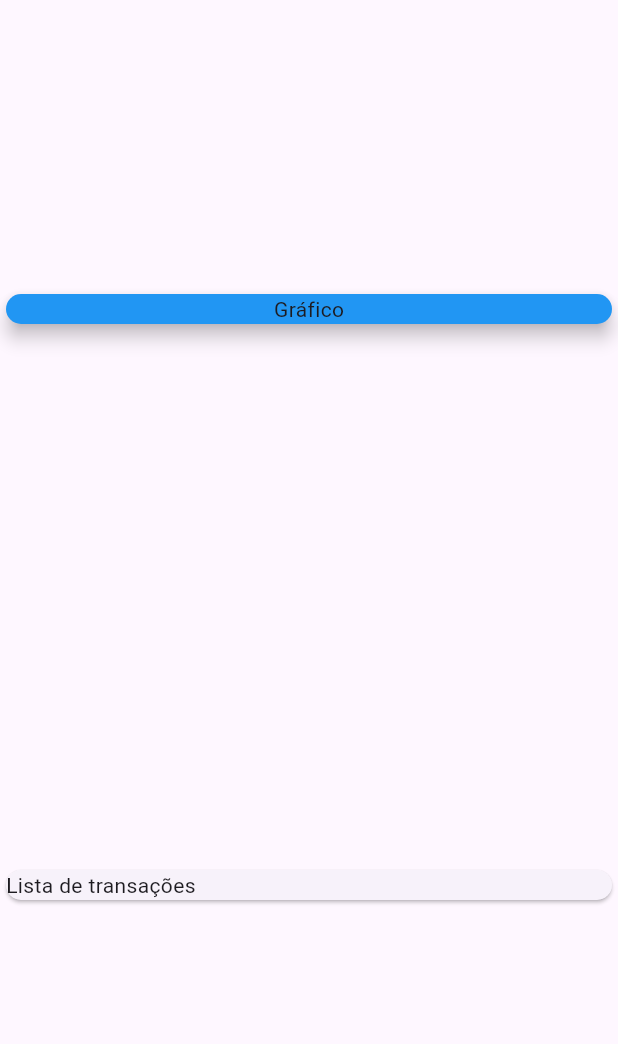
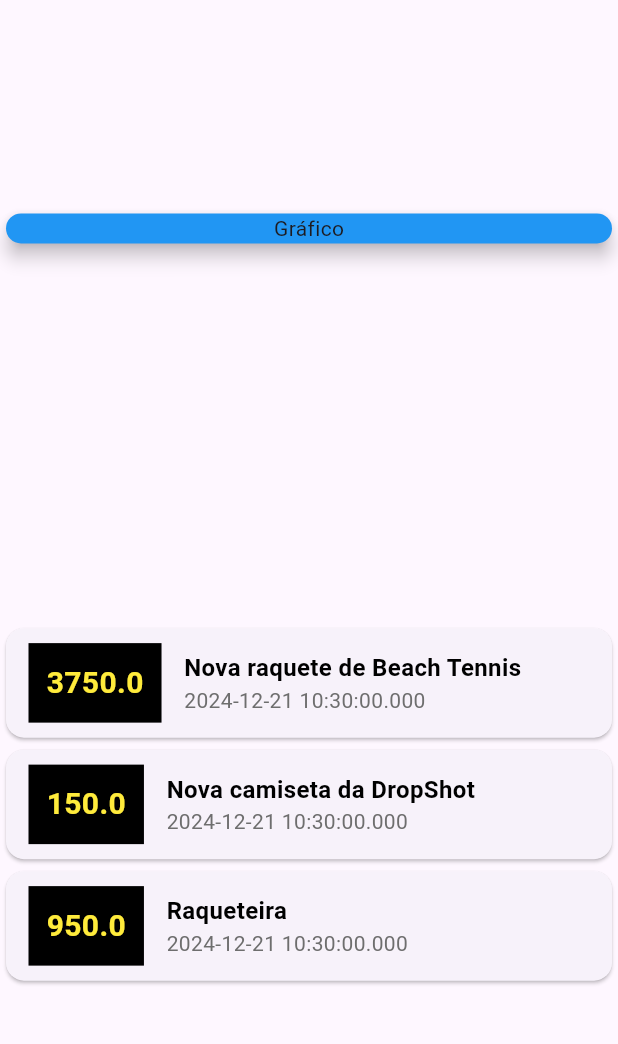
Before and after one commit to ottaviolucrii/moneyControl, a Flutter app: the screen it shows after launch, on a phone screen of 412 x 824 dp, the part 63-1107 px from its top. Run offline on Flutter 3.47's test engine with Material 3 defaults, Android fonts, the phone set to English and light mode, and no system bars.

Commit message:
Estilizando os componentes, boxDecoration e afins

```diff
--- a/lib/main.dart
+++ b/lib/main.dart
@@ -1,4 +1,5 @@
 import 'package:flutter/material.dart';
+import 'package:money_control/transaction.dart';
 
 main() {
   runApp(const MoneyControlApp());
@@ -9,15 +10,34 @@
 
   @override
   Widget build(BuildContext context) {
-    return const MaterialApp(
-      title: 'Money Control',
+    return MaterialApp(
       home: HomePage(),
     );
   }
 }
 
 class HomePage extends StatelessWidget {
-  const HomePage({super.key});
+  HomePage({super.key});
+  final _transactions = [
+    Transaction(
+      id: 't1',
+      title: 'Nova raquete de Beach Tennis',
+      value: 3750.00,
+      date: DateTime.now(),
+    ),
+    Transaction(
+      id: 't2',
+      title: 'Nova camiseta da DropShot',
+      value: 150.00,
+      date: DateTime.now(),
+    ),
+    Transaction(
+      id: 't3',
+      title: 'Raqueteira',
+      value: 950.00,
+      date: DateTime.now(),
+    ),
+  ];
 
   @override
   Widget build(BuildContext context) {
@@ -33,14 +53,66 @@
             width: double.infinity,
             child: Card(
               color: Colors.blue,
-              child: Center (
+              child: Center(
                 child: Text('Gráfico'),
               ),
               elevation: 5,
             ),
           ),
-          Card(
-            child: Text('Lista de transações')
+          Column(
+            children: _transactions.map((tr) {
+              return Card(
+                child: Row(
+                  children: <Widget>[
+                    Container(
+                      margin: EdgeInsets.symmetric(
+                        horizontal: 15,
+                        vertical: 10,
+                      ),
+                      decoration: BoxDecoration(
+                        color: Colors.black,
+                        border: Border.all(
+                          color: Colors.black,
+                          width: 2,
+                        ),
+                      ),
+                      padding: EdgeInsets.all(10),
+                      child: Text(
+                        tr.value.toString(),
+                        style: TextStyle(
+                          fontWeight: FontWeight.bold,
+                          fontSize: 20,
+                          color: Colors.yellow,
+                        ),
+                      ),
+                    ),
+                    Column(
+                      children: <Widget>[
+                        Column(
+                          crossAxisAlignment: CrossAxisAlignment.start,
+                          children: [
+                            Text(
+                              tr.title,
+                              style: TextStyle(
+                                fontSize: 16,
+                                fontWeight: FontWeight.bold,
+                                color: Colors.black,
+                              ),
+                              ),
+                            Text(
+                              tr.date.toString(),
+                              style: TextStyle(
+                                color: const Color.fromARGB(255, 110, 110, 110),
+                              ),
+                            ),
+                          ],
+                        ),
+                      ],
+                    ),
+                  ],
+                ),
+              );
+            }).toList(),
           ),
         ],
       ),
--- /dev/null
+++ b/lib/transaction.dart
@@ -0,0 +1,17 @@
+
+
+class Transaction {
+  final String id;
+  final String title;
+  final double value;
+  final DateTime date;
+
+  Transaction({
+    required this.id,
+    required this.title,
+    required this.value,
+    required this.date,
+  });
+
+
+}
```
